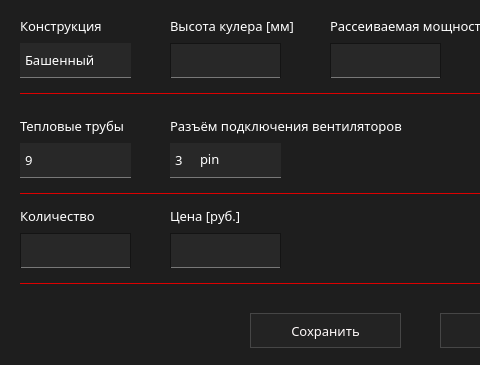
marginalprog/git_pcconf, file ui/add/addChCoolWidg.ui: the form before one commit; both pictures show x 0 to 480 and y 237 to 602 of the 879 by 602 pixel window.
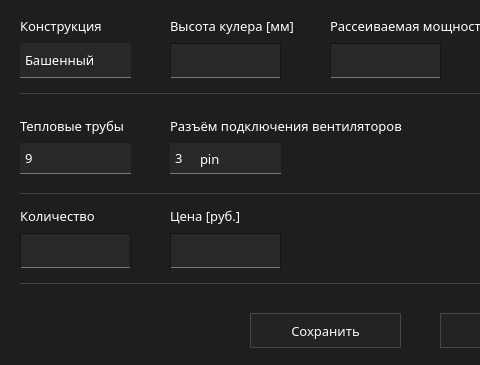
The form after the commit. Icons and pictures are not drawn.

What changed in the file:
```diff
--- a/ui/add/addChCoolWidg.ui
+++ b/ui/add/addChCoolWidg.ui
@@ -179,7 +179,7 @@
      <x>170</x>
      <y>380</y>
      <width>111</width>
-     <height>35</height>
+     <height>31</height>
     </rect>
    </property>
    <property name="font">
@@ -875,7 +875,7 @@
      <x>20</x>
      <y>380</y>
      <width>111</width>
-     <height>35</height>
+     <height>31</height>
     </rect>
    </property>
    <property name="font">
@@ -1454,7 +1454,7 @@
     <rect>
      <x>200</x>
      <y>380</y>
-     <width>21</width>
+     <width>31</width>
      <height>31</height>
     </rect>
    </property>
```
Left out of the diff: 4 changed lines with no effect on the pictures.
